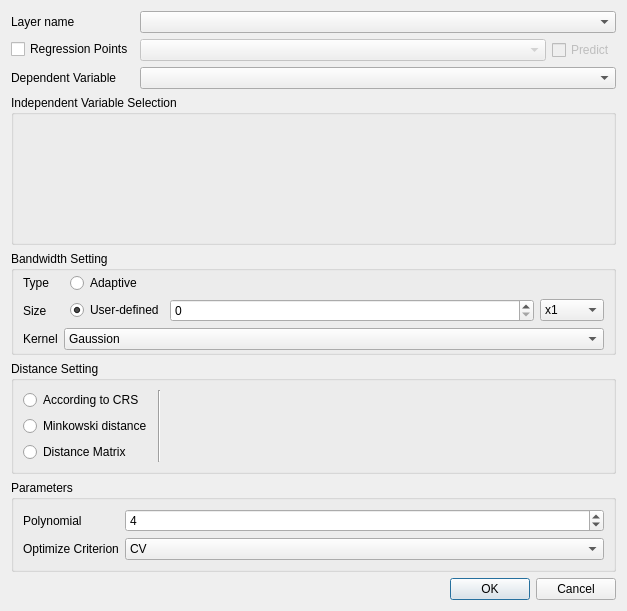
The window that gwmscalablegwroptionsdialog.ui (GWmodel-Lab/GWmodelS) describes before a commit, drawn with Qt 5.
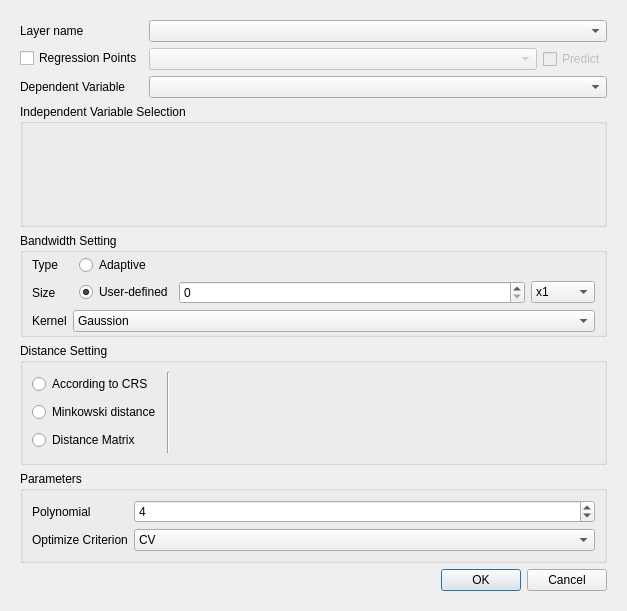
The same window after the commit. Custom widgets are drawn as their Qt base class.

```diff
--- a/gwmscalablegwroptionsdialog.ui
+++ b/gwmscalablegwroptionsdialog.ui
@@ -13,7 +13,25 @@
   <property name="windowTitle">
    <string>Scalable GWR Configure</string>
   </property>
-  <layout class="QVBoxLayout" name="verticalLayout_3" stretch="0,1,0,0,0,0">
+  <layout class="QVBoxLayout" name="verticalLayout_3" stretch="0">
+   <item>
+    <widget class="QScrollArea" name="scrollArea">
+     <property name="frameShape">
+      <enum>QFrame::NoFrame</enum>
+     </property>
+     <property name="widgetResizable">
+      <bool>true</bool>
+     </property>
+     <widget class="QWidget" name="scrollAreaWidgetContents">
+      <property name="geometry">
+       <rect>
+        <x>0</x>
+        <y>0</y>
+        <width>605</width>
+        <height>589</height>
+       </rect>
+      </property>
+      <layout class="QVBoxLayout" name="verticalLayout">
    <item>
     <layout class="QFormLayout" name="formLayout_6">
      <item row="0" column="0">
@@ -570,6 +588,10 @@
       </widget>
      </item>
     </layout>
+       </item>
+      </layout>
+     </widget>
+    </widget>
    </item>
   </layout>
  </widget>
```
Lines whose indentation alone changed are shown as unchanged.
